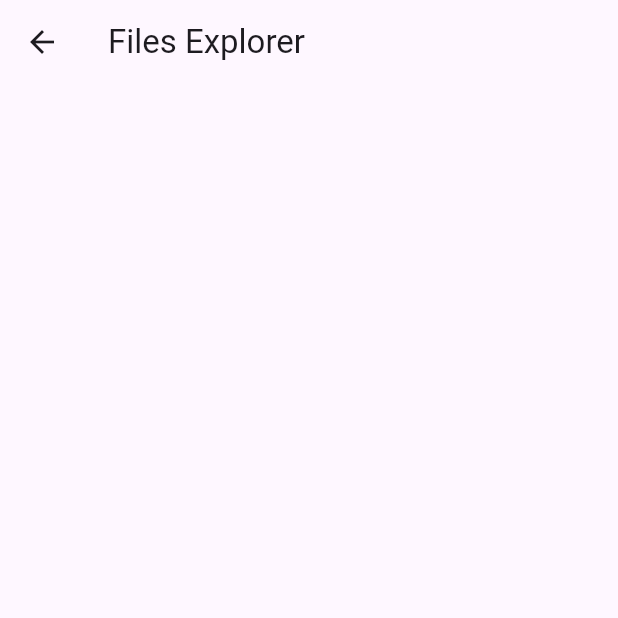
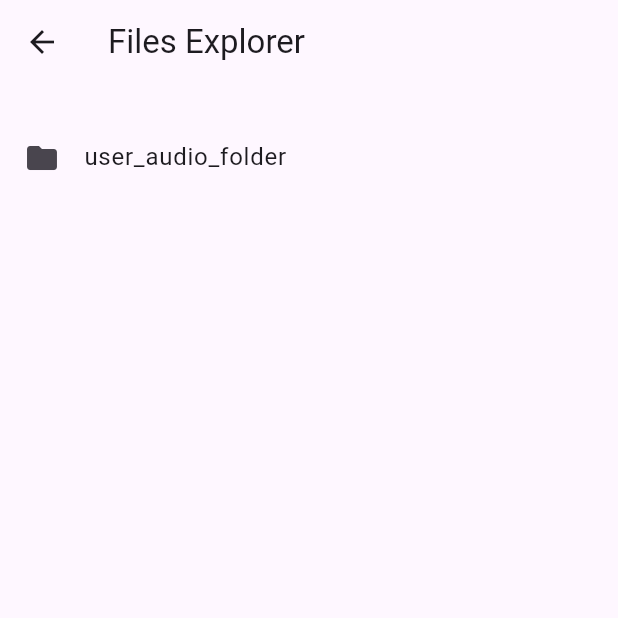
Before and after one commit to wjprogramer/flutter_sing_tools, a Flutter app: the screen it shows after launch, after a tap on "檔案瀏覽器", on a phone screen of 412 x 824 dp, the top half of it. Run offline on Flutter 3.47's test engine with Material 3 defaults, Android fonts, the phone set to English and light mode, and no system bars; our stand-ins replace bloc, equatable, fl_chart, flutter_bloc, gap, permission_handler and 1 more; missing offline and left inert: dart:js_interop, flutter_sound, record.

Commit message:
(WIP) files explorer page

```diff
--- a/lib/extensions/io/io.dart
+++ b/lib/extensions/io/io.dart
@@ -0,0 +1,9 @@
+import 'dart:io';
+
+import 'package:path/path.dart' as path_pkg;
+
+extension FileSystemEntityX on FileSystemEntity {
+  String get basename {
+    return path_pkg.basename(path);
+  }
+}
--- a/lib/pages/files_explorer/bloc/files_explorer_page_bloc.dart
+++ b/lib/pages/files_explorer/bloc/files_explorer_page_bloc.dart
@@ -20,7 +20,9 @@ class FilesExplorerPageBloc extends Bloc<FilesExplorerPageEvent, FilesExplorerPa
     try {
       emit(FilesExplorerPageLoading());
 
-      final targetDir = event.directory ?? MyFileUtility.getApplicationDirectory();
+      final currentState = state;
+      final currentDir = currentState is FilesExplorerPageLoaded ? currentState.currentDir : null;
+      final targetDir = event.directory ?? currentDir ?? MyFileUtility.getApplicationDirectory();
       final files = await targetDir.list().toList();
 
       emit(FilesExplorerPageLoaded(
--- a/lib/pages/files_explorer/files_explorer_page.dart
+++ b/lib/pages/files_explorer/files_explorer_page.dart
@@ -2,6 +2,7 @@ import 'dart:io';
 
 import 'package:flutter/material.dart';
 import 'package:flutter_bloc/flutter_bloc.dart';
+import 'package:flutter_sing_tools/extensions/extensions.dart';
 import 'package:flutter_sing_tools/utilities/utilities.dart';
 
 import 'bloc/files_explorer_page_bloc.dart';
@@ -26,20 +27,37 @@ class _FilesExplorerPageState extends State<FilesExplorerPage> {
   Widget build(BuildContext context) {
     return BlocProvider.value(
       value: _bloc,
+      child: Builder(
+        builder: (context) {
+          final currentDir = context.select<FilesExplorerPageBloc, Directory?>((m) => switch (m.state) {
+            FilesExplorerPageLoaded s => s.currentDir,
+            FilesExplorerPageLoading() => null,
+            FilesExplorerPageError() => null,
+          });
+
+          return PopScope(
+            canPop: currentDir?.path == MyFileUtility.getApplicationDirectory().path,
+            onPopInvokedWithResult: (didPop, result) {
+              if (didPop || currentDir == null) {
+                return;
+              }
+              context.read<FilesExplorerPageBloc>()
+                  .add(FilesExplorerPageLoad(directory: currentDir.parent));
+            },
             child: Scaffold(
               appBar: AppBar(
                 title: const Text('Files Explorer'),
+                leading: BackButton(
+                  onPressed: () {
+                    Navigator.of(context).pop();
+                  },
+                ),
               ),
               body: Column(
                 mainAxisSize: MainAxisSize.max,
                 children: [
                   Builder(
                     builder: (context) {
-                final currentDir = context.select<FilesExplorerPageBloc, Directory?>((m) => switch (m.state) {
-                  FilesExplorerPageLoaded s => s.currentDir,
-                  FilesExplorerPageLoading() => null,
-                  FilesExplorerPageError() => null,
-                });
                       if (currentDir == null) {
                         return Text('');
                       }
@@ -64,6 +82,9 @@ class _FilesExplorerPageState extends State<FilesExplorerPage> {
                   ),
                 ],
               ),
+            ),
+          );
+        }
       ),
     );
   }
@@ -93,7 +114,8 @@ class _FileListView extends StatelessWidget {
       itemBuilder: (context, index) {
         if (index < dirs.length) {
           return ListTile(
-            title: Text(dirs[index].path),
+            leading: Icon(Icons.folder),
+            title: Text(dirs[index].basename),
             onTap: () {
               context.read<FilesExplorerPageBloc>()
                   .add(FilesExplorerPageLoad(directory: dirs[index]));
@@ -102,9 +124,18 @@ class _FileListView extends StatelessWidget {
         } else {
           final f = files[index - dirs.length];
           return ListTile(
-            title: Text(f.path),
+            leading: Icon(Icons.file_present),
+            title: Text(f.basename),
             onTap: () {
             },
+            trailing: IconButton(
+              onPressed: () {
+                final bloc = context.read<FilesExplorerPageBloc>();
+                f.deleteSync();
+                bloc.add(FilesExplorerPageLoad());
+              },
+              icon: Icon(Icons.delete_outline),
+            ),
           );
         }
       }
--- a/lib/pages/recorder_page.dart
+++ b/lib/pages/recorder_page.dart
@@ -94,7 +94,7 @@ class _RecorderPageState extends State<RecorderPage> {
   }
 
   void x() async {
-    // final tmpFolder = await MyFileUtility.getTemporaryDirectory();
+    // final tmpFolder = MyFileUtility.getTemporaryDirectory();
     // final filePath = path_pkg.join(tmpFolder.path, _mPath);
     // print('===> exist ${File(filePath).existsSync()}');
     //
--- a/lib/utilities/io/file_utility.dart
+++ b/lib/utilities/io/file_utility.dart
@@ -15,6 +15,12 @@ class MyFileUtility {
   static Future<void> init() async {
     _tempDir = MyDirectory.from(await path_provider.getTemporaryDirectory());
     _appDir = MyDirectory.from(await path_provider.getApplicationDocumentsDirectory());
+
+    (await getAudioDirectory()).create(recursive: true);
+  }
+
+  static MyDirectory getTemporaryDirectory() {
+    return _tempDir;
   }
 
   static MyDirectory getApplicationDirectory() {
```
Lines whose indentation alone changed are shown as unchanged.
